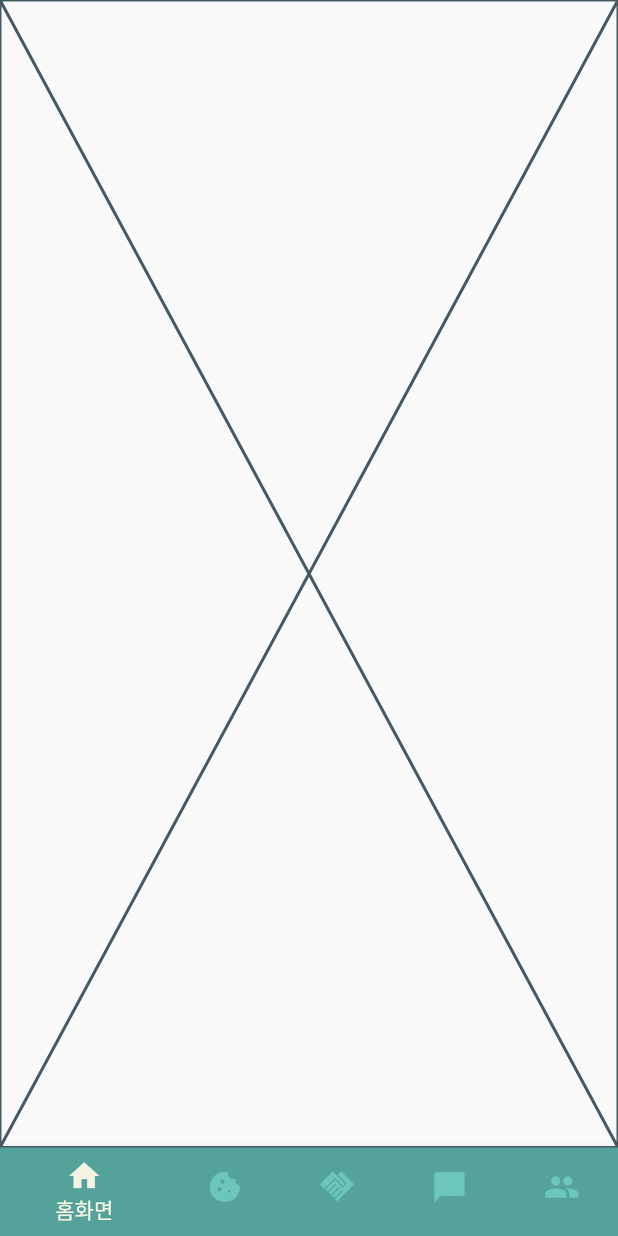
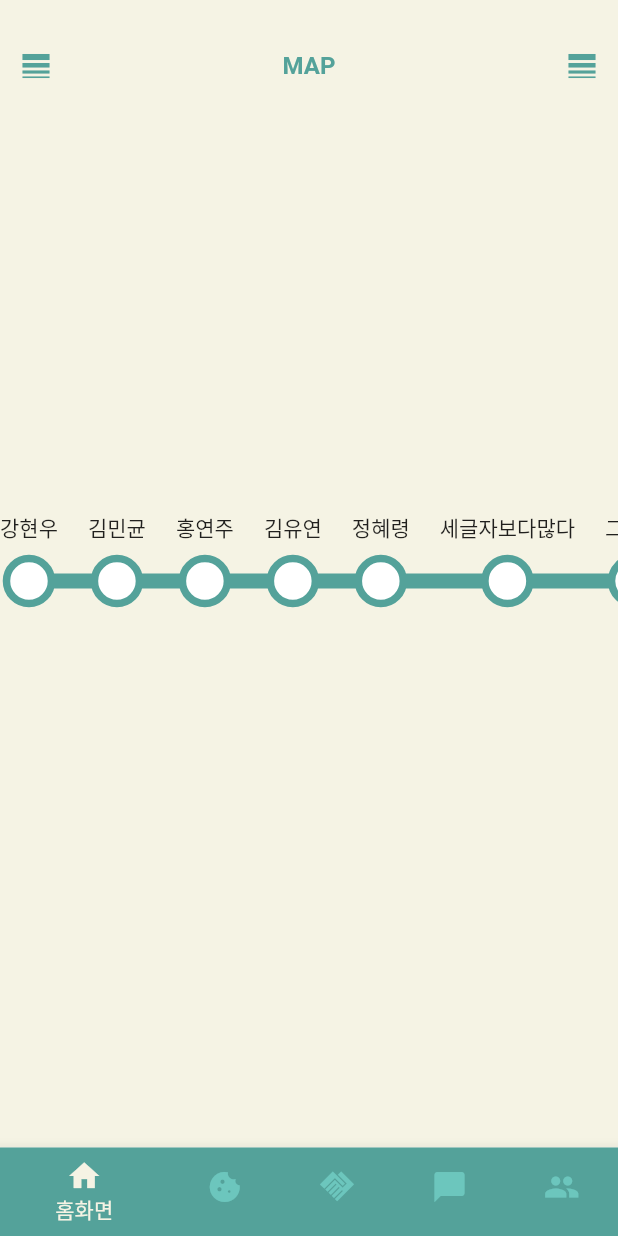
Before and after one commit to 2023-SubwayCongestion/SubwayCongestionApp, a Flutter app: the screen it shows once a user with an empty profile is signed in, on a phone screen of 412 x 824 dp. Run offline on Flutter 3.47's test engine with Material 2 defaults, Android fonts, the phone set to English and light mode, and no system bars; our stand-ins replace firebase_auth, firebase_core; accounts and stored records are empty.

Commit message:
임시 지하철 라인 생성은 완료..

```diff
--- a/lib/screen/subwayLine_screen.dart
+++ b/lib/screen/subwayLine_screen.dart
@@ -1,4 +1,5 @@
 import 'package:flutter/material.dart';
+import 'package:subway_congestion/widget/circle_slider.dart';
 
 class SubwayLine extends StatefulWidget {
   const SubwayLine({super.key});
@@ -8,8 +9,76 @@ class SubwayLine extends StatefulWidget {
 }
 
 class _SubwayLineState extends State<SubwayLine> {
+  List<String> SubwayList = [
+    '강현우',
+    '김민균',
+    '홍연주',
+    '김유연',
+    '정혜령',
+    '세글자보다많다',
+    '그리고',
+    '뛰어쓰긴란없다',
+    '동국대',
+    '연세대',
+    '동연전',
+    '마지막인데선이없다',
+  ];
+
   @override
   Widget build(BuildContext context) {
-    return const Placeholder();
+    return Scaffold(
+      body: Stack(
+        children: [
+          Container(
+            width: double.maxFinite,
+            height: double.maxFinite,
+            color: Color.fromRGBO(245, 243, 228, 1),
+          ),
+          TopBar(),
+          Center(
+              child: AspectRatio(
+                  aspectRatio:5.0,
+                  child: CircleList(
+                      subWayList: SubwayList)
+              )
+          ),
+        ],
+      ),
+    );
   }
 }
+
+class TopBar extends StatelessWidget {
+  const TopBar({super.key});
+
+  @override
+  Widget build(BuildContext context) {
+    return Container(
+      padding: EdgeInsets.only(top: 20),
+      child: Row(
+        mainAxisAlignment: MainAxisAlignment.spaceBetween,
+        children: [
+          IconButton(
+              onPressed: () {},
+              icon: Icon(
+                Icons.line_weight,
+                color: Color.fromRGBO(84, 162, 154, 1),
+              )),
+          Text(
+            'MAP',
+            style: TextStyle(
+                fontSize: 16,
+                fontWeight: FontWeight.bold,
+                color: Color.fromRGBO(84, 162, 154, 1)),
+          ),
+          IconButton(
+              onPressed: () {},
+              icon: Icon(
+                Icons.line_weight,
+                color: Color.fromRGBO(84, 162, 154, 1),
+              )),
+        ],
+      ),
+    );
+  }
+}
--- /dev/null
+++ b/lib/widget/circle_slider.dart
@@ -0,0 +1,107 @@
+import 'package:flutter/material.dart';
+
+class CircleList extends StatelessWidget {
+  final List<String> subWayList;
+  const CircleList({super.key, required this.subWayList});
+
+  @override
+  Widget build(BuildContext context) {
+    return ListView(
+      scrollDirection: Axis.horizontal,
+      children: makeCircleImages(context, subWayList),
+    );
+  }
+}
+
+List<Widget> makeCircleImages(BuildContext context, List<String> list) {
+  List<Widget> results = [];
+  for (var i = 0; i < list.length; i++) {
+    results.add(
+      InkWell(
+        onTap: (){
+          // Navigator.of(context).push(MaterialPageRoute<Null>(
+          //     fullscreenDialog: true,
+          //     builder: (BuildContext content){
+          //       return DetailScreen(list: list[i]);
+          //     }
+          // ));
+        },
+        child: Row(
+          children: [
+            Container(
+              //아니 왜 크기가 큰지 모르겠어요,,AspectRatio이걸로 하니깐
+              //작아지긴했는데 왜인지는 모르겠어. 아래 color는 임시 디버깅용.
+              // color: Colors.amber,
+              child: Column(
+                children: [
+                  Text(list[i]),
+                  SizedBox(height: 10),
+                  CustomPaint(
+                    size: Size(30, 30),
+                    painter: CirclePainter(
+                        textSize: list[i].length,
+                        nextTextSize: ((i + 1) != list.length) ? list[i + 1].length : -1),
+                  ),
+                ],
+              ),
+            ),
+            SizedBox(width: 20),
+          ],
+        ),
+      ),
+    );
+  }
+  return results;
+}
+
+class CirclePainter extends CustomPainter {
+
+  final int textSize;
+  final int nextTextSize;
+  CirclePainter({required this.textSize, required this.nextTextSize});
+
+  @override
+  void paint(Canvas canvas, Size size) {
+    final circlePaint = Paint()
+      ..color = Colors.white
+      ..style = PaintingStyle.fill;
+
+    final borderPaint = Paint()
+      ..color = Color.fromRGBO(84, 162, 154, 1)
+      ..strokeWidth = 5.0
+      ..style = PaintingStyle.stroke;
+
+    final linePaint = Paint()
+      ..color = Color.fromRGBO(84, 162, 154, 1)
+      ..strokeWidth = 10.0
+      ..style = PaintingStyle.stroke;
+
+    int plus = 0;
+
+    if(nextTextSize == -1){
+      plus = 0;
+    }
+    else if(textSize > nextTextSize){
+      plus = textSize;
+    } else{
+      plus = nextTextSize;
+    }
+
+    // 선 그리기 (시작점과 끝점을 원에 맞게 조정하고, 간격을 조금 띄웁니다.)
+    canvas.drawLine(
+      Offset(size.width + (plus * 10), size.height / 2),
+      Offset(size.width, size.height / 2),
+      linePaint,);
+
+    // 원 그리기
+    canvas.drawCircle(Offset(size.width / 2, size.height / 2), size.width / 2, circlePaint);
+
+    // 원 테두리 그리기
+    canvas.drawCircle(Offset(size.width / 2, size.height / 2), size.width / 2, borderPaint);
+  }
+
+  @override
+  bool shouldRepaint(covariant CustomPainter oldDelegate) {
+    return false;
+  }
+}
```
